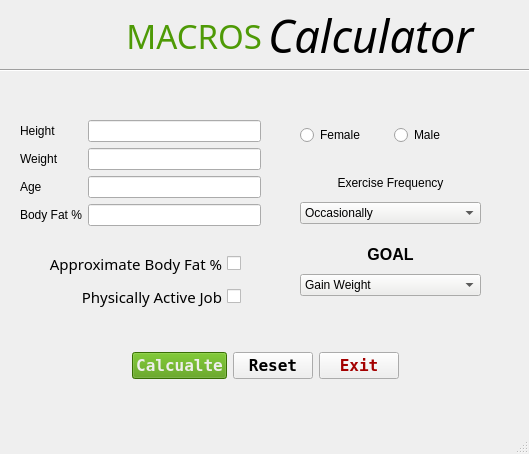
This is user_interface.ui in bexxmodd/MacrosCalculator as Qt 5 draws it before an edit. The edited form follows.
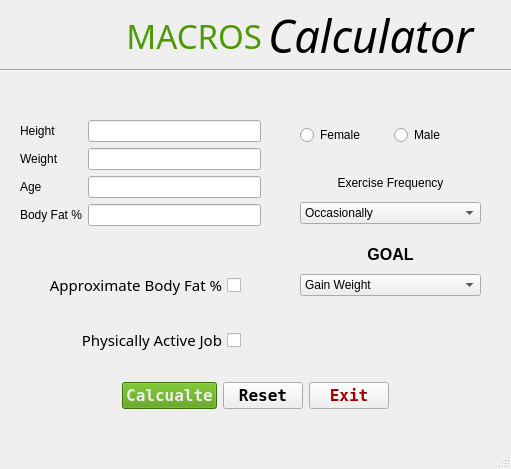
This is the edited form. Icons and pictures are not drawn.

```diff
--- a/user_interface.ui
+++ b/user_interface.ui
@@ -7,8 +7,8 @@
    <rect>
     <x>0</x>
     <y>0</y>
-    <width>529</width>
-    <height>454</height>
+    <width>511</width>
+    <height>469</height>
    </rect>
   </property>
   <property name="windowTitle">
@@ -416,8 +416,8 @@
    <widget class="QWidget" name="horizontalLayoutWidget">
     <property name="geometry">
      <rect>
-      <x>10</x>
-      <y>350</y>
+      <x>0</x>
+      <y>380</y>
       <width>511</width>
       <height>32</height>
      </rect>
@@ -672,7 +672,7 @@
       <x>20</x>
       <y>250</y>
       <width>221</width>
-      <height>60</height>
+      <height>126</height>
      </rect>
     </property>
     <layout class="QVBoxLayout" name="verticalLayout">
```
